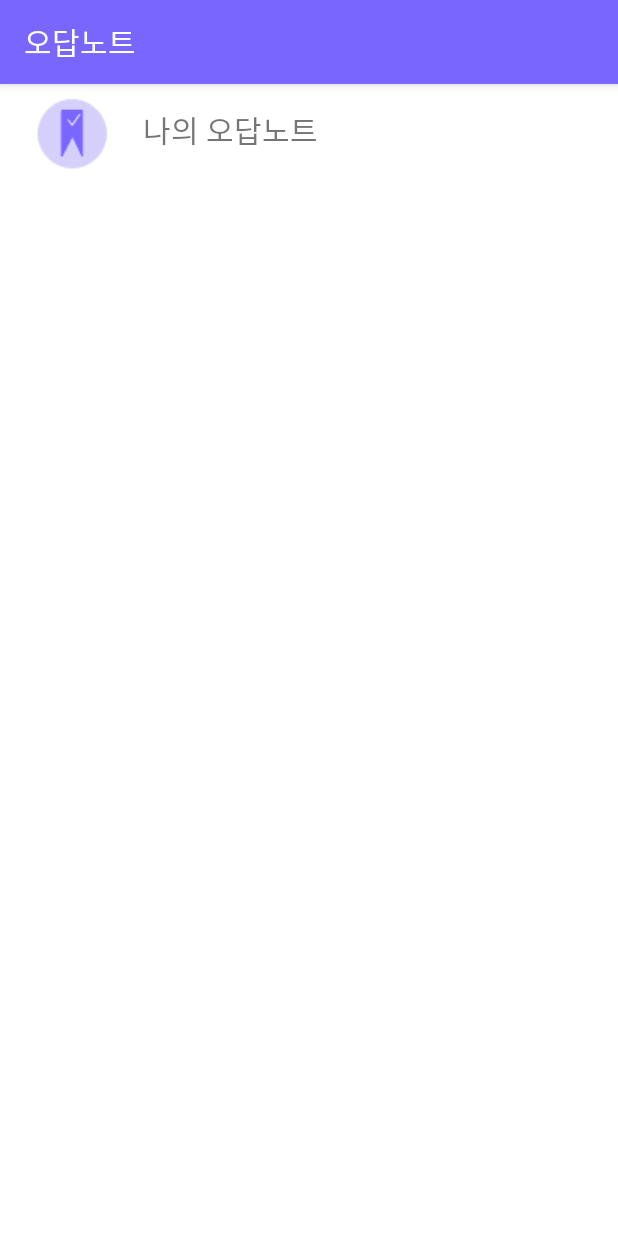
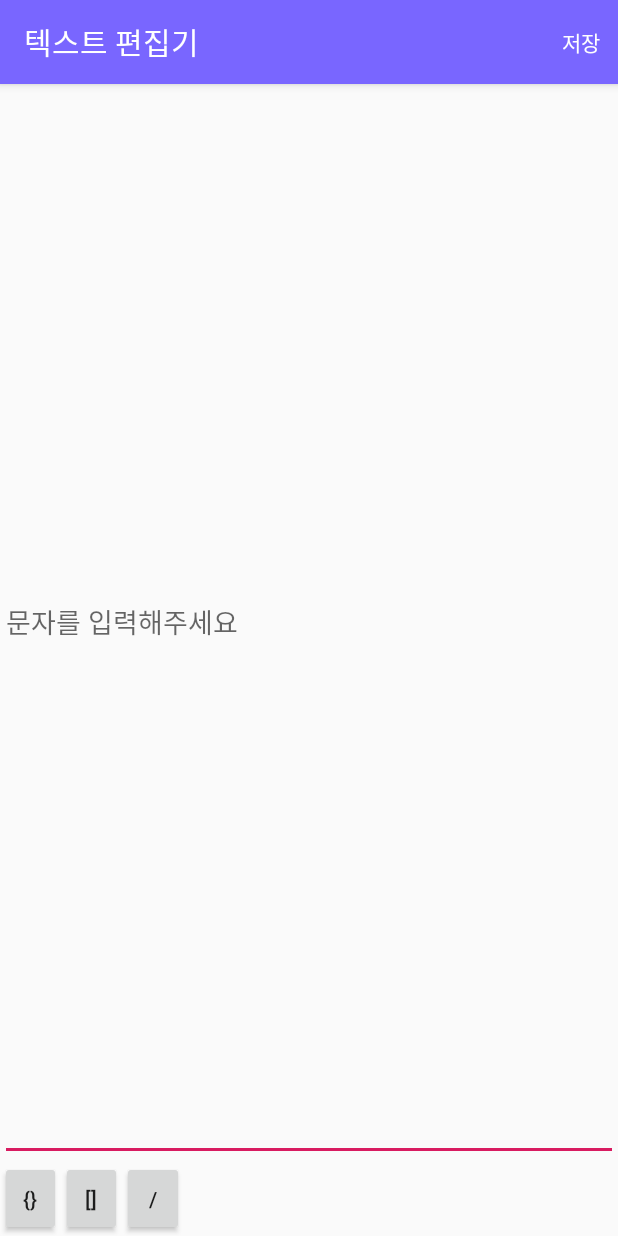
Before and after one commit to yunjaena/A-plus-maker, an Android app: the MainActivity screen opened directly, with no data from a screen before it, after a tap on an icon or button, on a phone screen of 412 x 824 dp. Run offline under Robolectric (Android 15) with nearby library versions, the phone set to English and light mode, and no system bars.

Commit message:
Add editor
Add editor

```diff
--- a/aplusmaker/app/src/main/AndroidManifest.xml
+++ b/aplusmaker/app/src/main/AndroidManifest.xml
@@ -1,6 +1,9 @@
 <?xml version="1.0" encoding="utf-8"?>
 <manifest xmlns:android="http://schemas.android.com/apk/res/android"
     package="com.koreatech.a_plus_maker">
+
+    <uses-permission android:name="android.permission.WRITE_EXTERNAL_STORAGE"/>
+    <uses-permission android:name="android.permission.READ_EXTERNAL_STORAGE"/>
 
     <application
         android:name=".APlusMakerApplication"
@@ -30,5 +33,8 @@
         <activity
             android:name=".MainActivity"
             android:theme="@style/Theme.NoActionBar" />
+        <activity android:name=".TextEditorActivity"
+            android:windowSoftInputMode="adjustResize"
+            />
     </application>
 </manifest>
--- a/aplusmaker/app/src/main/java/com/koreatech/a_plus_maker/MainActivity.java
+++ b/aplusmaker/app/src/main/java/com/koreatech/a_plus_maker/MainActivity.java
@@ -10,6 +10,8 @@ public class MainActivity extends ActivityBase {
     private Button faqButton;
     private Button studyButton;
     private Button cheatButton;
+    private Button textEditorButton;
+
     @Override
     protected void onCreate(Bundle savedInstanceState) {
         super.onCreate(savedInstanceState);
@@ -17,21 +19,30 @@ public class MainActivity extends ActivityBase {
         init();
     }
 
-    public void init(){
-        faqButton = (Button)findViewById(R.id.faq);
-        studyButton = (Button)findViewById(R.id.study);
-        cheatButton = (Button)findViewById(R.id.cheat_button);
+    public void init() {
+        faqButton = (Button) findViewById(R.id.faq);
+        studyButton = (Button) findViewById(R.id.study);
+        cheatButton = (Button) findViewById(R.id.cheat_button);
+        textEditorButton = findViewById(R.id.text_editor_button);
     }
-    public void onClickFAQButton(View view){
-        Intent intent = new Intent(getApplicationContext(),FaqActivity.class);
+
+    public void onClickFAQButton(View view) {
+        Intent intent = new Intent(getApplicationContext(), FaqActivity.class);
         startActivity(intent);
     }
-    public void onClickStudyButton(View view){
-        Intent intent = new Intent(getApplicationContext(),StudyActivity.class);
+
+    public void onClickStudyButton(View view) {
+        Intent intent = new Intent(getApplicationContext(), StudyActivity.class);
         startActivity(intent);
     }
-    public void onClickCheatButton(View view){
-        Intent intent = new Intent(getApplicationContext(),CheatActivity.class);
+
+    public void onClickCheatButton(View view) {
+        Intent intent = new Intent(getApplicationContext(), CheatActivity.class);
+        startActivity(intent);
+    }
+
+    public void onClickTextEditorButton(View view) {
+        Intent intent = new Intent(MainActivity.this, TextEditorActivity.class);
         startActivity(intent);
     }
 }
--- a/aplusmaker/app/src/main/res/layout/activity_main.xml
+++ b/aplusmaker/app/src/main/res/layout/activity_main.xml
@@ -129,7 +129,7 @@
                             android:layout_weight="1"
                             android:layout_marginStart="10dp"
                             android:background="@drawable/ic_text_editor"
-                            android:onClick="onClickCheatButton"
+                            android:onClick="onClickTextEditorButton"
                             android:shadowColor="@null"
                             android:text="" />
 
--- a/aplusmaker/app/src/main/res/layout/activity_text_editor.xml
+++ b/aplusmaker/app/src/main/res/layout/activity_text_editor.xml
@@ -1,6 +1,49 @@
 <?xml version="1.0" encoding="utf-8"?>
-<LinearLayout xmlns:android="http://schemas.android.com/apk/res/android"
-    android:orientation="vertical" android:layout_width="match_parent"
-    android:layout_height="match_parent">
+<RelativeLayout xmlns:android="http://schemas.android.com/apk/res/android"
+    android:layout_width="match_parent"
+    android:layout_height="match_parent"
+    android:orientation="vertical">
 
-</LinearLayout>
+    <LinearLayout
+        android:layout_width="match_parent"
+        android:layout_height="match_parent">
+
+        <EditText
+            android:id="@+id/text_editor_text_input_edittext"
+            android:layout_width="match_parent"
+            android:layout_height="match_parent"
+            android:layout_marginBottom="50dp"
+            android:hint="문자를 입력해주세요" />
+
+    </LinearLayout>
+
+    <LinearLayout
+        android:layout_width="match_parent"
+        android:layout_height="wrap_content"
+        android:layout_alignParentBottom="true"
+        android:weightSum="10">
+
+        <Button
+            android:id="@+id/text_editor_title_input_button"
+            android:layout_width="0dp"
+            android:layout_height="50dp"
+            android:layout_weight="1"
+            android:text="{}" />
+
+        <Button
+            android:id="@+id/text_editor_content_button"
+            android:layout_width="0dp"
+            android:layout_height="50dp"
+            android:layout_weight="1"
+            android:text="[]" />
+
+        <Button
+            android:id="@+id/text_editor_back_slash_button"
+            android:layout_width="0dp"
+            android:layout_height="50dp"
+            android:layout_weight="1"
+            android:text="/" />
+
+    </LinearLayout>
+
+</RelativeLayout>
--- /dev/null
+++ b/aplusmaker/app/src/main/res/menu/text_editor_menu.xml
@@ -0,0 +1,9 @@
+<?xml version="1.0" encoding="utf-8"?>
+<menu xmlns:android="http://schemas.android.com/apk/res/android"
+    xmlns:app="http://schemas.android.com/apk/res-auto">
+
+    <item
+        android:id="@+id/save_menu"
+        android:title="저장"
+        app:showAsAction="always" />
+</menu>
--- a/aplusmaker/app/src/main/res/values/strings.xml
+++ b/aplusmaker/app/src/main/res/values/strings.xml
@@ -8,4 +8,5 @@
     <string name = "random_mode">랜덤 모드</string>
     <string name = "tts_mode">tts 모드</string>
     <string name = "blink_mode">깜박이 모드</string>
+    <string name ="text_editor">텍스트 편집기</string>
 </resources>
```
Also changed, not shown: aplusmaker/app/src/main/java/com/koreatech/a_plus_maker/StudyActivity.java (+4 -5 lines), aplusmaker/app/src/main/java/com/koreatech/a_plus_maker/TextEditorActivity.java (added, +208 -0 lines).
